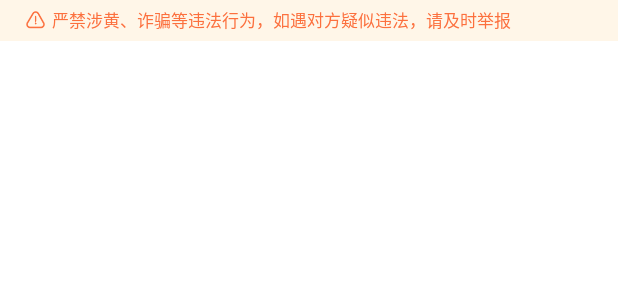
After one commit to cag2050/AndroidDemo, an Android app: the layout activity_text_view_marquee.xml on its own in the app's theme, with its tools: preview values and no code run, on a phone screen of 412 x 824 dp. The commit adds this screen. Shown: the top 300 px of the screen. Run offline under Robolectric (Android 15) with nearby library versions, the phone set to English and light mode, and no system bars.

Commit message:
add: LocationManager,MarqueeTextView

```diff
--- a/app/src/main/java/com/example/androiddemo/LocationManagerActivity.java
+++ b/app/src/main/java/com/example/androiddemo/LocationManagerActivity.java
@@ -83,9 +83,12 @@ public class LocationManagerActivity extends AppCompatActivity {
             return;
         // 有权限
         } else {
+            // 获取上一次知道的Location getLastKnownLocation
             Location location = locationManager.getLastKnownLocation(provider);
             if (location != null) {
                 showLocation(location);
+            } else {
+                Log.d(TAG, "没获取到Location");
             }
             locationManager.requestLocationUpdates(provider, 5000, 5,
                     locationListener);
--- a/app/src/main/java/com/example/androiddemo/MainActivity.kt
+++ b/app/src/main/java/com/example/androiddemo/MainActivity.kt
@@ -67,5 +67,10 @@ class MainActivity : AppCompatActivity() {
             val intent = Intent(this, LocationManagerActivity::class.java);
             startActivity(intent)
         }
+
+        binding.textViewMarquee.setOnClickListener {
+            val intent = Intent(this, TextViewMarqueeActivity::class.java);
+            startActivity(intent)
+        }
     }
 }
--- /dev/null
+++ b/app/src/main/java/com/example/androiddemo/widget/customview/MarqueeTextView.java
@@ -0,0 +1,69 @@
+package com.example.androiddemo.widget.customview;
+
+import android.content.Context;
+import android.graphics.Rect;
+import android.text.TextUtils;
+import android.util.AttributeSet;
+
+import androidx.appcompat.widget.AppCompatTextView;
+
+public class MarqueeTextView extends AppCompatTextView {
+    /**
+     * 滚动次数
+     */
+    private int marqueeNum = -1;//-1为永久循环，大于0是循环次数。`
+
+    public void setMarqueeNum(int marqueeNum) {
+        this.marqueeNum = marqueeNum;
+    }
+
+    public MarqueeTextView(Context context) {
+        super(context);
+        setAttr();
+    }
+
+    public MarqueeTextView(Context context, AttributeSet attrs) {
+        super(context, attrs);
+        setAttr();
+    }
+
+    public MarqueeTextView(Context context, AttributeSet attrs, int defStyle) {
+        super(context, attrs, defStyle);
+        setAttr();
+    }
+
+    /**
+     * 始终获取焦点
+     * 跑马灯在TextView处于焦点状态的时候才会滚动
+     */
+    @Override
+    public boolean isFocused() {
+        return true;
+    }
+
+
+    @Override
+    protected void onFocusChanged(boolean focused, int direction, Rect previouslyFocusedRect) {
+        if (focused)
+            super.onFocusChanged(focused, direction, previouslyFocusedRect);
+    }
+
+    /*
+     * Window与Window间焦点发生改变时的回调
+     * */
+    @Override
+    public void onWindowFocusChanged(boolean hasWindowFocus) {
+        if (hasWindowFocus)
+            super.onWindowFocusChanged(hasWindowFocus);
+    }
+
+    /**
+     * 设置相关属性
+     */
+    private void setAttr() {
+        this.setEllipsize(TextUtils.TruncateAt.MARQUEE);//设置跑马等效果
+        this.setMarqueeRepeatLimit(marqueeNum);//设置跑马灯重复次数
+        this.setSingleLine(true);//设置单行
+        this.setLines(1);
+    }
+}
--- /dev/null
+++ b/app/src/main/res/layout/activity_text_view_marquee.xml
@@ -0,0 +1,25 @@
+<?xml version="1.0" encoding="utf-8"?>
+<androidx.constraintlayout.widget.ConstraintLayout xmlns:android="http://schemas.android.com/apk/res/android"
+    xmlns:app="http://schemas.android.com/apk/res-auto"
+    xmlns:tools="http://schemas.android.com/tools"
+    android:layout_width="match_parent"
+    android:layout_height="match_parent"
+    tools:context=".TextViewMarqueeActivity">
+
+    <com.example.androiddemo.widget.customview.MarqueeTextView
+        android:id="@+id/chat_risk_tip"
+        android:layout_width="match_parent"
+        android:layout_height="27dp"
+        android:background="#FFF6E8"
+        android:drawableLeft="@mipmap/icon_chat_risk_tip"
+        android:drawablePadding="3dp"
+        android:gravity="center_vertical"
+        android:text="@string/chat_risk_tip"
+        android:textColor="#fffc703e"
+        android:textSize="11sp"
+        android:paddingHorizontal="16dp"
+        android:visibility="visible"
+        tools:visibility="visible"
+        tools:ignore="MissingConstraints" />
+
+</androidx.constraintlayout.widget.ConstraintLayout>
--- a/app/src/main/res/values/strings.xml
+++ b/app/src/main/res/values/strings.xml
@@ -1,4 +1,5 @@
 <resources>
     <string name="app_name">AndroidDemo</string>
     <string name="common_text_online">Online</string>
+    <string name="chat_risk_tip">严禁涉黄、诈骗等违法行为，如遇对方疑似违法，请及时举报</string>
 </resources>
```
Also changed, not shown: app/src/main/AndroidManifest.xml (+6 -7 lines), app/src/main/java/com/example/androiddemo/TextViewMarqueeActivity.kt (added, +11 -0 lines), app/src/main/res/layout/activity_main.xml (+9 -0 lines), app/src/main/res/mipmap-xxhdpi/icon_chat_risk_tip.png (added).
